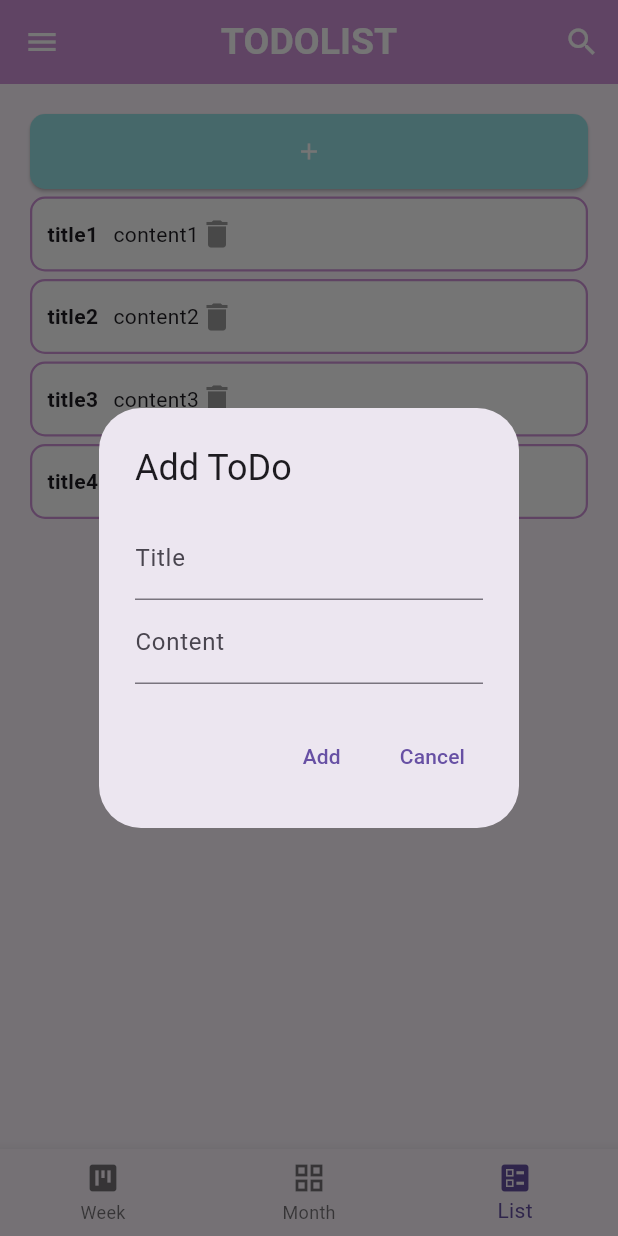
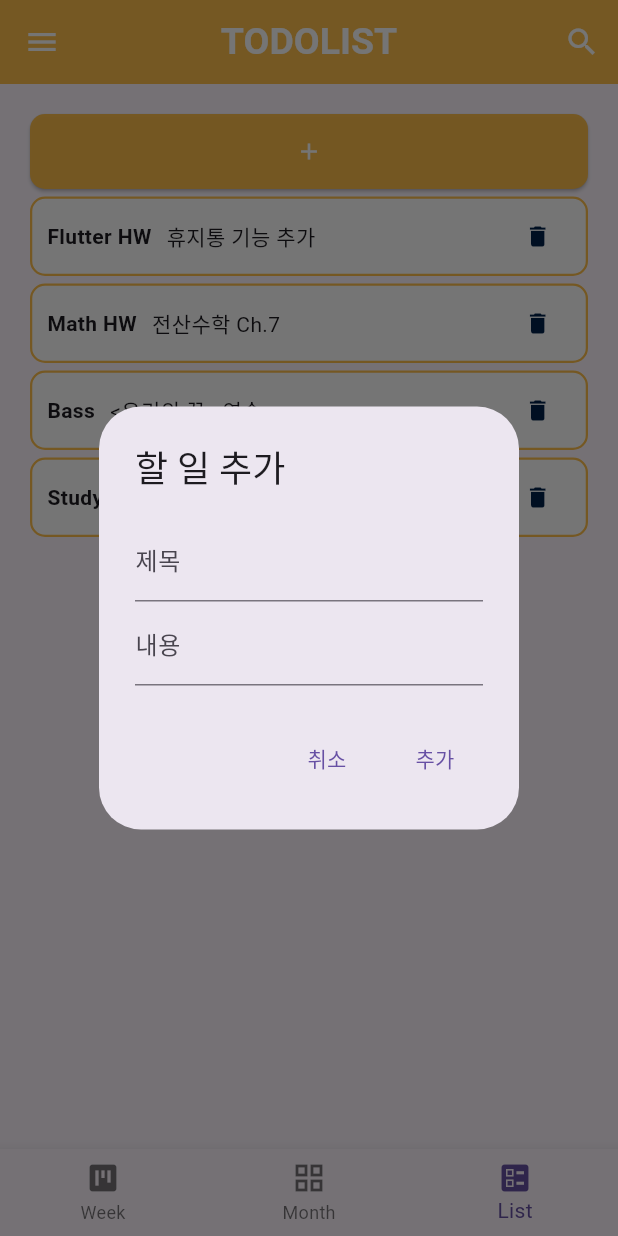
Before and after one commit to yurimn/flutter-study, a Flutter app: the screen it shows after launch, item 3 of the bottom bar chosen, after a tap on the "add" icon, on a phone screen of 412 x 824 dp. Run offline on Flutter 3.47's test engine with Material 3 defaults, Android fonts, the light colour scheme and no system bars.

Commit message:
delete 기능 추가 및 style 작업

```diff
--- a/to_do_list/lib/main.dart
+++ b/to_do_list/lib/main.dart
@@ -10,7 +10,7 @@ class MainApp extends StatelessWidget {
 
   @override
   Widget build(BuildContext context) {
-    return const MaterialApp(
+    return MaterialApp(
       home: DahyeApp(),
     );
   }
--- a/to_do_list/lib/theme/dahye/dahye.dart
+++ b/to_do_list/lib/theme/dahye/dahye.dart
@@ -19,7 +19,7 @@ class DahyeAppState extends State<DahyeApp> {
     final List<Widget> widgetOptions = <Widget>[
       menuWeek4(),
       menuMonth4(),
-      MenuList(),
+      const MenuList(),
     ];
     return Scaffold(
       appBar: AppBar(
@@ -29,7 +29,7 @@ class DahyeAppState extends State<DahyeApp> {
                 fontWeight: FontWeight.bold,
                 fontSize: 25)),
         centerTitle: true,
-        backgroundColor: const Color.fromARGB(255, 209, 149, 219),
+        backgroundColor: const Color.fromARGB(250, 254, 190, 73),
         leading: IconButton(
           icon: const Icon(Icons.menu, color: Colors.white),
           onPressed: () {},
@@ -74,19 +74,6 @@ Widget menuMonth() {
   return const Text('Month');
 }
 
-Widget menuList(context) {
-  return Container(
-      alignment: Alignment.center,
-      width: MediaQuery.of(context).size.width * 0.9,
-      color: Colors.blue,
-      child:
-          const Column(mainAxisAlignment: MainAxisAlignment.center, children: [
-        Text("number 1"),
-        Text("number 2"),
-        Text("number 3"),
-      ]));
-}
-
 Widget menuWeek() {
   return const Text('Week');
 }
--- a/to_do_list/lib/theme/dahye/list_4.dart
+++ b/to_do_list/lib/theme/dahye/list_4.dart
@@ -10,11 +10,53 @@ class MenuList extends StatefulWidget {
 
 class MenuListState extends State<MenuList> {
   List listComponent = [
-    menuComponent("title1", "content1"),
-    menuComponent("title2", "content2"),
-    menuComponent("title3", "content3"),
-    menuComponent("title4", "content4"),
+    menuComponent("Flutter HW", "휴지통 기능 추가"),
+    menuComponent("Math HW", "전산수학 Ch.7"),
+    menuComponent("Bass", "<우리의 꿈> 연습"),
+    menuComponent("Study OS", "운영체제 Ch.6"),
   ];
+
+  Widget deleteButton(int index) {
+    return TextButton(
+      onPressed: () {
+        showDialog(
+          context: context,
+          builder: (BuildContext context) {
+            return AlertDialog(
+              title: const Text("할 일 삭제"),
+              content: const Text("삭제하시겠습니까?"),
+              actions: <Widget>[
+                TextButton(
+                  onPressed: () {
+                    Navigator.of(context).pop();
+                  },
+                  child: const Text("취소"),
+                ),
+                TextButton(
+                  onPressed: () {
+                    setState(() {
+                      // 해당 인덱스의 할 일 삭제
+                      listComponent.removeAt(index);
+                      Navigator.of(context).pop(); // 다이얼로그 닫기
+                    });
+                  },
+                  child: const Text("삭제"),
+                ),
+              ],
+            );
+          },
+        );
+      },
+      // style: ElevatedButton.styleFrom(
+      //   backgroundColor: Colors.grey,
+      //   shape: const RoundedRectangleBorder(
+      //     borderRadius: BorderRadius.all(Radius.circular(10)),
+      //   ),
+      // ),
+      child: const Icon(Icons.delete, color: Color.fromRGBO(0, 32, 74, 50)),
+    );
+  }
+
   @override
   Widget build(BuildContext context) {
     Widget addButton() {
@@ -37,11 +79,34 @@ class MenuListState extends State<MenuList> {
               });
             },
             style: ElevatedButton.styleFrom(
-              backgroundColor: Color.fromRGBO(153, 227, 232, 100),
+              backgroundColor: Color.fromARGB(250, 254, 190, 73),
               shape: const RoundedRectangleBorder(
                   borderRadius: BorderRadius.all(Radius.circular(10))),
             ),
-            child: const Icon(Icons.add, color: Colors.white),
+            child: Icon(Icons.add, color: Colors.white),
+          ));
+    }
+
+    List<Widget> menuComponentsWithDeleteButtons = [];
+
+    for (int i = 0; i < listComponent.length; i++) {
+      menuComponentsWithDeleteButtons.add(Padding(
+        padding: const EdgeInsets.only(top: 5),
+        child: Container(
+          decoration: BoxDecoration(
+            color: Colors.white,
+            border: Border.all(
+                color: Color.fromARGB(250, 254, 190, 73), width: 1.5),
+            borderRadius: const BorderRadius.all(Radius.circular(10)),
+          ),
+          child: Row(
+            mainAxisAlignment: MainAxisAlignment.spaceBetween,
+            children: [
+              listComponent[i],
+              deleteButton(i),
+            ],
+          ),
+        ),
       ));
     }
 
@@ -52,34 +117,23 @@ class MenuListState extends State<MenuList> {
         crossAxisAlignment: CrossAxisAlignment.center,
         children: [
           addButton(),
-            ...listComponent,
+          // 할 일 목록과 삭제 버튼을 추가
+          ...menuComponentsWithDeleteButtons,
         ],
-        ));
+      ),
+    );
   }
 }
 
 Widget menuComponent(String title, String content) {
-  return Padding(
-      padding: const EdgeInsets.only(top: 5),
-      child: Container(
+  return Container(
       height: 50,
       padding: const EdgeInsets.all(10),
-          decoration: BoxDecoration(
-            color: Colors.white,
-            border: Border.all(color: Colors.purple.shade200, width: 1.5),
-            borderRadius: const BorderRadius.all(Radius.circular(10)),
-          ),
-          child: Row(children: [
-            SizedBox(
       child: Row(
         children: [
-                  Text(title,
-                      style: const TextStyle(fontWeight: FontWeight.bold)),
+          Text(title, style: const TextStyle(fontWeight: FontWeight.bold)),
           const SizedBox(width: 10),
           Text(content),
         ],
-              ),
-            ),
-            const Icon(Icons.delete, color: Colors.grey),
-          ])));
+      ));
 }
--- a/to_do_list/lib/theme/dahye/util.dart
+++ b/to_do_list/lib/theme/dahye/util.dart
@@ -4,20 +4,20 @@ Widget addToDoDialog(BuildContext context, Function add) {
   TextEditingController titleController = TextEditingController();
   TextEditingController contentController = TextEditingController();
   return AlertDialog(
-    title: const Text("Add ToDo"),
+    title: const Text("할 일 추가"),
     content: Column(
       mainAxisSize: MainAxisSize.min,
       children: [
         TextField(
           controller: titleController,
           decoration: const InputDecoration(
-            labelText: "Title",
+            labelText: "제목",
           ),
         ),
         TextField(
           controller: contentController,
           decoration: const InputDecoration(
-            labelText: "Content",
+            labelText: "내용",
           ),
         ),
       ],
@@ -25,16 +25,16 @@ Widget addToDoDialog(BuildContext context, Function add) {
     actions: [
       TextButton(
         onPressed: () {
+          Navigator.pop(context);
+        },
+        child: const Text("취소"),
+      ),
+      TextButton(
+        onPressed: () {
           add(titleController.text, contentController.text);
           Navigator.pop(context);
         },
-        child: const Text("Add"),
-      ),
-      TextButton(
-        onPressed: () {
-          Navigator.pop(context);
-        },
-        child: const Text("Cancel"),
+        child: const Text("추가"),
       ),
     ],
   );
```
Lines whose indentation alone changed are shown as unchanged.
